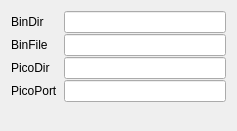
rbehm-ibb/pico_play, file picoUi/picoform.ui: the form before one commit.
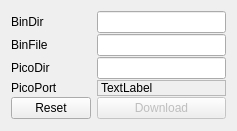
The form after the commit. Icons and pictures are not drawn.

Commit message: add auto connect for pico port change IBSerialPort -> QSerialPort

Diff of the .ui file:
```diff
--- a/picoUi/picoform.ui
+++ b/picoUi/picoform.ui
@@ -61,20 +61,54 @@
        </property>
       </widget>
      </item>
-     <item row="3" column="0">
+     <item row="4" column="0">
       <widget class="QLabel" name="picolab">
        <property name="text">
         <string>PicoPort</string>
        </property>
       </widget>
      </item>
-     <item row="3" column="1">
-      <widget class="QLineEdit" name="picoPort">
-       <property name="readOnly">
+     <item row="5" column="1">
+      <widget class="QPushButton" name="download">
+       <property name="enabled">
+        <bool>false</bool>
+       </property>
+       <property name="text">
+        <string>Download</string>
+       </property>
+       <property name="icon">
+        <iconset resource="../../../../../Qt/qt-library/lib/utils/stdicons.qrc">
+         <normaloff>:/bottom</normaloff>:/bottom</iconset>
+       </property>
+       <property name="checkable">
         <bool>true</bool>
        </property>
       </widget>
      </item>
+     <item row="5" column="0">
+      <widget class="QPushButton" name="reset">
+       <property name="text">
+        <string>Reset</string>
+       </property>
+       <property name="icon">
+        <iconset resource="../../../../../Qt/qt-library/lib/utils/stdicons.qrc">
+         <normaloff>:/stdicons/launch.svgz</normaloff>:/stdicons/launch.svgz</iconset>
+       </property>
+      </widget>
+     </item>
+     <item row="4" column="1">
+      <widget class="QLabel" name="picoPort">
+       <property name="frameShape">
+        <enum>QFrame::StyledPanel</enum>
+       </property>
+       <property name="frameShadow">
+        <enum>QFrame::Sunken</enum>
+       </property>
+       <property name="text">
+        <string>TextLabel</string>
+       </property>
+      </widget>
+     </item>
     </layout>
    </item>
   </layout>
```
Left out of the diff: 14 changed lines with no effect on the pictures. The commit also changes 6 other files.
